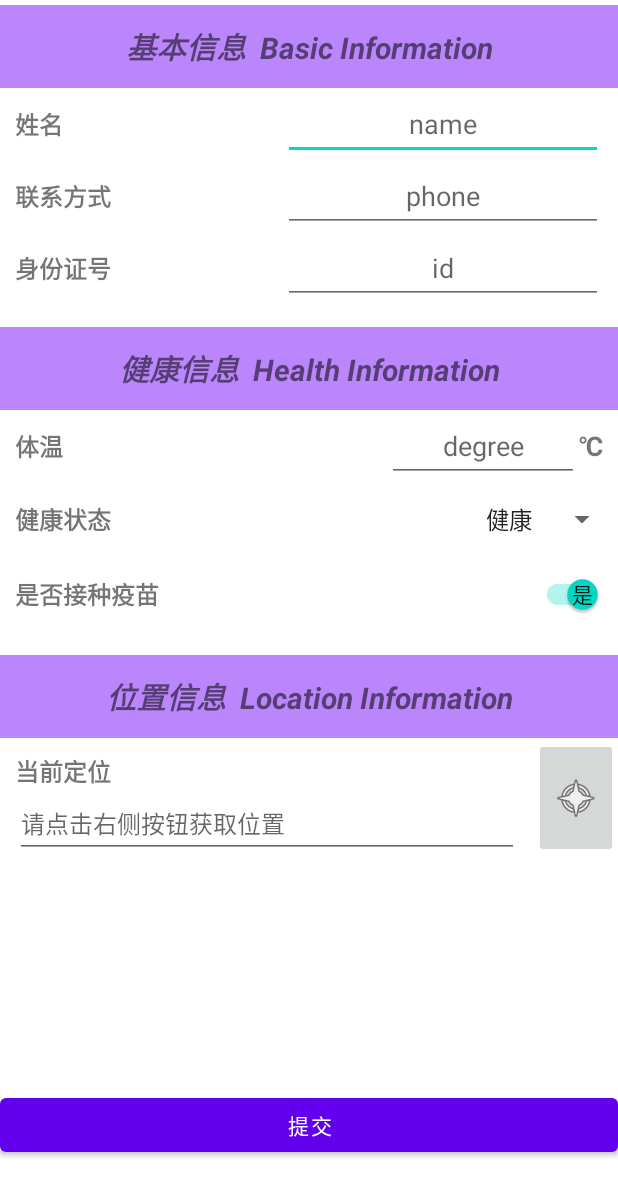
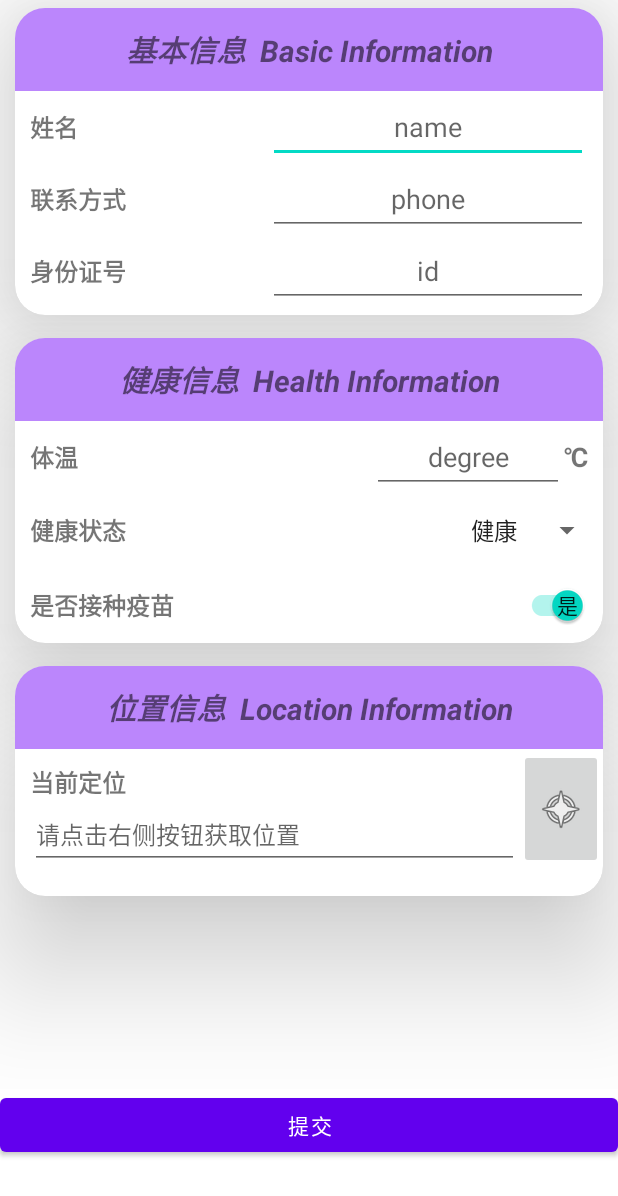
Before and after one commit to immaturehearts/EPCMSystem, an Android app: the layout activity_health_punch_in.xml on its own in the app's theme, with its tools: preview values and no code run, on a phone screen of 412 x 824 dp. Shown: the top 1196 px of the screen. Run offline under Robolectric (Android 15) with nearby library versions, the phone set to English and light mode, and no system bars.

Commit message:
修复时区时间问题 优化界面

```diff
--- a/app/src/main/res/layout/activity_basic_info.xml
+++ b/app/src/main/res/layout/activity_basic_info.xml
@@ -3,7 +3,7 @@
     xmlns:app="http://schemas.android.com/apk/res-auto"
     xmlns:tools="http://schemas.android.com/tools"
     android:layout_width="match_parent"
-    android:layout_height="match_parent"
+    android:layout_height="wrap_content"
     android:layout_marginTop="8dp"
     android:layout_marginStart="8dp"
     android:layout_marginEnd="8dp"
@@ -146,7 +146,7 @@
                 android:layout_height="0dp"
                 android:layout_weight="1"
                 android:ems="10"
-                android:hint="@string/info_phone"
+                android:hint="@string/info_email"
                 android:inputType="textEmailAddress"
                 android:minHeight="48dp"
                 android:importantForAutofill="no" />
--- a/app/src/main/res/layout/activity_health_punch_in.xml
+++ b/app/src/main/res/layout/activity_health_punch_in.xml
@@ -13,11 +13,21 @@
         android:layout_weight="1"
         android:orientation="vertical">
 
+        <androidx.cardview.widget.CardView
+            android:layout_width="match_parent"
+            android:layout_height="wrap_content"
+            android:layout_marginStart="10dp"
+            android:layout_marginEnd="10dp"
+            android:layout_marginTop="5dp"
+            android:layout_marginBottom="10dp"
+            app:cardCornerRadius="20dp"
+            app:cardElevation="50dp">
+
             <LinearLayout
                 android:layout_width="match_parent"
                 android:layout_height="wrap_content"
-            android:orientation="vertical"
-            android:layout_marginTop="3dp">
+                android:layout_marginBottom="5dp"
+                android:orientation="vertical">
 
                 <TextView
                     android:layout_width="match_parent"
@@ -114,15 +124,22 @@
 
             </LinearLayout>
 
-        <Space
+        </androidx.cardview.widget.CardView>
+
+        <androidx.cardview.widget.CardView
             android:layout_width="match_parent"
-            android:layout_height="12dp" />
+            android:layout_height="wrap_content"
+            android:layout_marginStart="10dp"
+            android:layout_marginEnd="10dp"
+            android:layout_marginTop="5dp"
+            android:layout_marginBottom="10dp"
+            app:cardCornerRadius="20dp"
+            app:cardElevation="50dp">
 
             <LinearLayout
                 android:layout_width="match_parent"
                 android:layout_height="wrap_content"
-            android:orientation="vertical"
-            android:layout_marginTop="3dp">
+                android:orientation="vertical">
 
                 <TextView
                     android:layout_width="match_parent"
@@ -223,15 +240,23 @@
 
             </LinearLayout>
 
-        <Space
+        </androidx.cardview.widget.CardView>
+
+        <androidx.cardview.widget.CardView
             android:layout_width="match_parent"
-            android:layout_height="12dp" />
+            android:layout_height="wrap_content"
+            android:layout_marginStart="10dp"
+            android:layout_marginEnd="10dp"
+            android:layout_marginTop="5dp"
+            android:layout_marginBottom="10dp"
+            app:cardCornerRadius="20dp"
+            app:cardElevation="50dp">
 
             <LinearLayout
                 android:layout_width="match_parent"
                 android:layout_height="wrap_content"
-            android:orientation="vertical"
-            android:layout_marginTop="3dp">
+                android:layout_marginBottom="18dp"
+                android:orientation="vertical">
 
                 <TextView
                     android:layout_width="match_parent"
@@ -287,6 +312,8 @@
 
             </LinearLayout>
 
+        </androidx.cardview.widget.CardView>
+
     </LinearLayout>
 
     <LinearLayout
```
Also changed, not shown: app/src/main/java/com/example/epcmsystem/HistoryActivity.java (+20 -7 lines), app/src/main/java/com/example/epcmsystem/HistoryCardAdapter.java (+10 -1 lines), app/src/main/java/com/example/epcmsystem/RiskAreaActivity.java (+8 -6 lines), app/src/main/java/com/example/epcmsystem/ui/notifications/NotificationFragment.java (+29 -0 lines), app/src/main/res/layout/history_item.xml (+30 -12 lines). Lines whose indentation alone changed are shown as unchanged.
